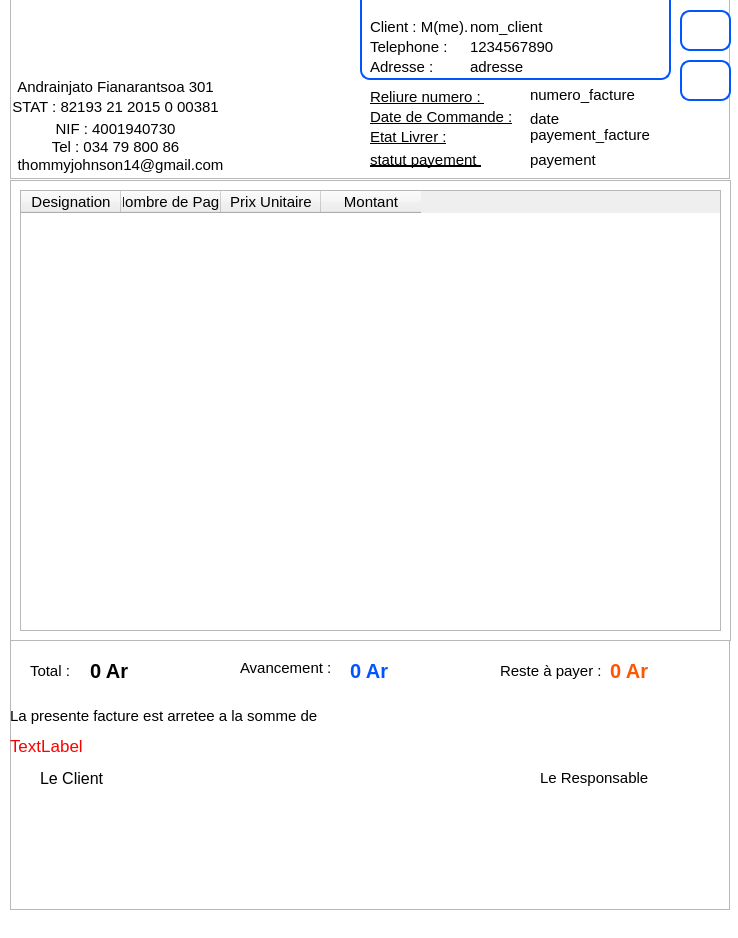
Before: the Qt Designer form views/states/facture_reliure_dialog.ui in ninohantonio/Store-Management, drawn with Qt 5.
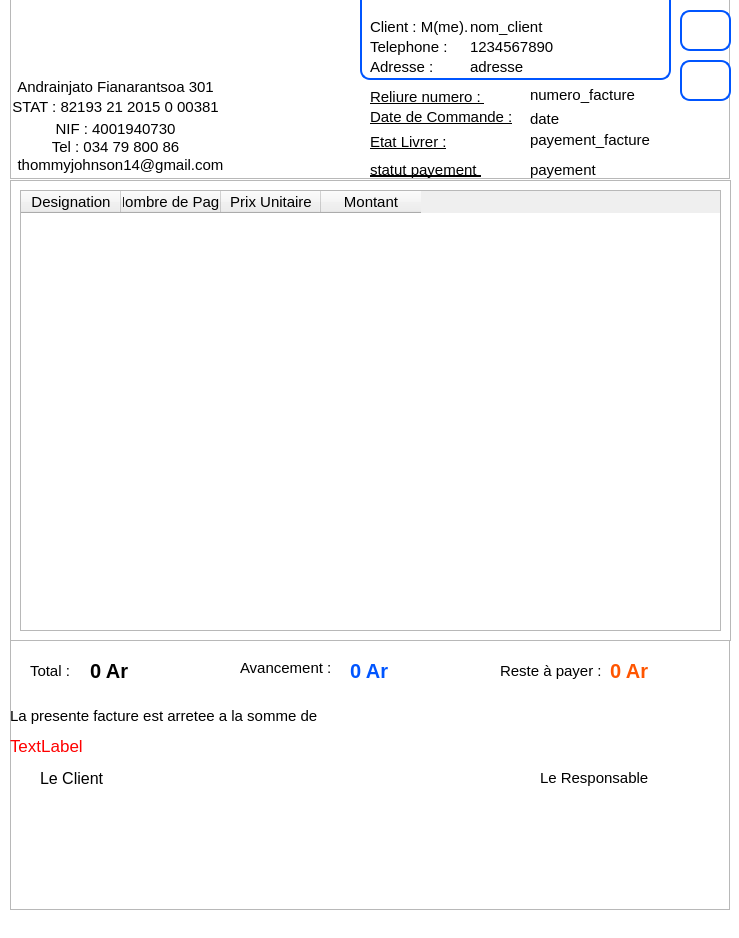
After: the same form once the commit is applied. Icons and pictures are not drawn.

Commit message: update reliure commande

What changed in the file:
```diff
--- a/views/states/facture_reliure_dialog.ui
+++ b/views/states/facture_reliure_dialog.ui
@@ -6,7 +6,7 @@
    <rect>
     <x>0</x>
     <y>0</y>
-    <width>738</width>
+    <width>739</width>
     <height>938</height>
    </rect>
   </property>
@@ -417,7 +417,7 @@
     <property name="geometry">
      <rect>
       <x>520</x>
-      <y>125</y>
+      <y>130</y>
       <width>121</width>
       <height>21</height>
      </rect>
@@ -577,7 +577,7 @@
     <property name="geometry">
      <rect>
       <x>360</x>
-      <y>130</y>
+      <y>135</y>
       <width>141</width>
       <height>16</height>
      </rect>
@@ -789,7 +789,7 @@
     <property name="geometry">
      <rect>
       <x>360</x>
-      <y>150</y>
+      <y>160</y>
       <width>111</width>
       <height>21</height>
      </rect>
@@ -808,7 +808,7 @@
     <property name="geometry">
      <rect>
       <x>520</x>
-      <y>150</y>
+      <y>160</y>
       <width>81</width>
       <height>21</height>
      </rect>
```
The commit also changes 12 other files.
